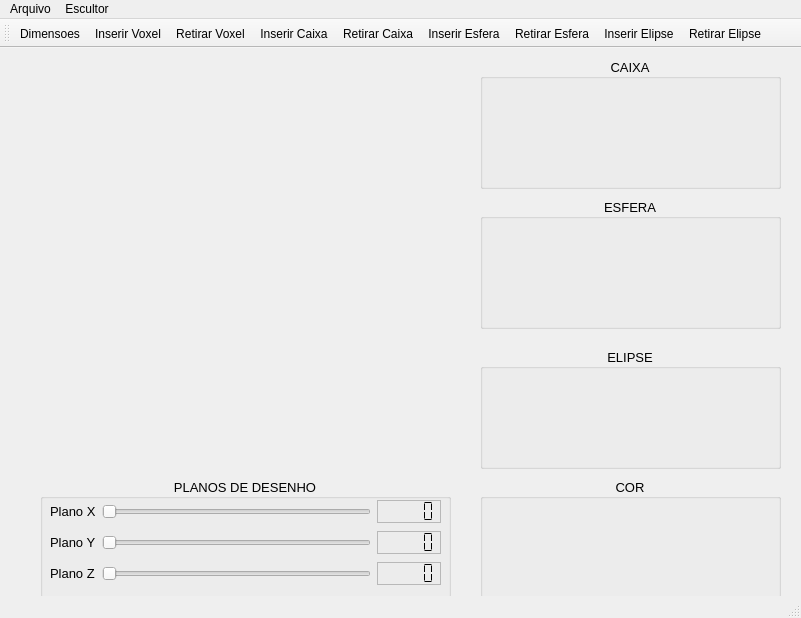
The window that mainwindow.ui (matheusmfrb/Escultor_Parte_3) describes before a commit, drawn with Qt 5.
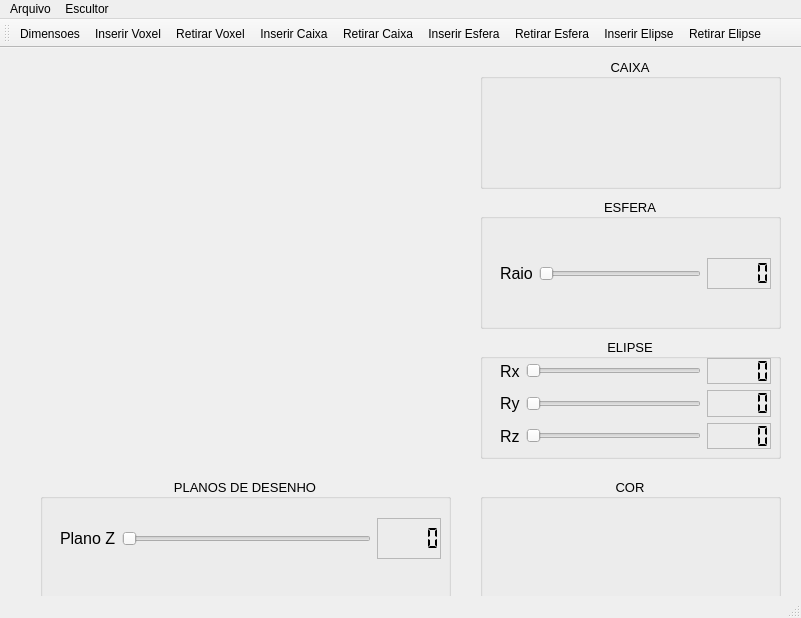
The same window after the commit. Custom widgets are drawn as their Qt base class.

What changed in the file:
```diff
--- a/mainwindow.ui
+++ b/mainwindow.ui
@@ -44,80 +44,37 @@
     <property name="alignment">
      <set>Qt::AlignCenter</set>
     </property>
-    <widget class="QWidget" name="layoutWidget">
+    <widget class="QWidget" name="">
      <property name="geometry">
       <rect>
-       <x>10</x>
-       <y>20</y>
-       <width>391</width>
-       <height>91</height>
+       <x>20</x>
+       <y>40</y>
+       <width>381</width>
+       <height>41</height>
       </rect>
      </property>
-     <layout class="QGridLayout" name="gridLayout">
-      <item row="0" column="0">
-       <widget class="QLabel" name="labelX">
-        <property name="text">
-         <string>Plano X</string>
+     <layout class="QHBoxLayout" name="horizontalLayout_6">
+      <item>
+       <widget class="QLabel" name="label">
+        <property name="font">
+         <font>
+          <pointsize>12</pointsize>
+         </font>
         </property>
-       </widget>
-      </item>
-      <item row="0" column="1">
-       <widget class="QSlider" name="horizontalSliderX">
-        <property name="orientation">
-         <enum>Qt::Horizontal</enum>
-        </property>
-       </widget>
-      </item>
-      <item row="0" column="2">
-       <widget class="QLCDNumber" name="lcdNumberX">
-        <property name="frameShape">
-         <enum>QFrame::StyledPanel</enum>
-        </property>
-        <property name="segmentStyle">
-         <enum>QLCDNumber::Flat</enum>
-        </property>
-       </widget>
-      </item>
-      <item row="1" column="0">
-       <widget class="QLabel" name="labelY">
-        <property name="text">
-         <string>Plano Y</string>
-        </property>
-       </widget>
-      </item>
-      <item row="1" column="1">
-       <widget class="QSlider" name="horizontalSliderY">
-        <property name="orientation">
-         <enum>Qt::Horizontal</enum>
-        </property>
-       </widget>
-      </item>
-      <item row="1" column="2">
-       <widget class="QLCDNumber" name="lcdNumberY">
-        <property name="frameShape">
-         <enum>QFrame::StyledPanel</enum>
-        </property>
-        <property name="segmentStyle">
-         <enum>QLCDNumber::Flat</enum>
-        </property>
-       </widget>
-      </item>
-      <item row="2" column="0">
-       <widget class="QLabel" name="labelZ">
         <property name="text">
          <string>Plano Z</string>
         </property>
        </widget>
       </item>
-      <item row="2" column="1">
-       <widget class="QSlider" name="horizontalSliderZ">
+      <item>
+       <widget class="QSlider" name="horizontalSliderPlanoZ">
         <property name="orientation">
          <enum>Qt::Horizontal</enum>
         </property>
        </widget>
       </item>
-      <item row="2" column="2">
-       <widget class="QLCDNumber" name="lcdNumberZ">
+      <item>
+       <widget class="QLCDNumber" name="lcdNumberPlanoZ">
         <property name="frameShape">
          <enum>QFrame::StyledPanel</enum>
         </property>
@@ -170,12 +127,53 @@
     <property name="alignment">
      <set>Qt::AlignCenter</set>
     </property>
+    <widget class="QWidget" name="layoutWidget">
+     <property name="geometry">
+      <rect>
+       <x>20</x>
+       <y>60</y>
+       <width>271</width>
+       <height>31</height>
+      </rect>
+     </property>
+     <layout class="QHBoxLayout" name="horizontalLayout">
+      <item>
+       <widget class="QLabel" name="labelEsfera">
+        <property name="font">
+         <font>
+          <pointsize>12</pointsize>
+         </font>
+        </property>
+        <property name="text">
+         <string>Raio</string>
+        </property>
+       </widget>
+      </item>
+      <item>
+       <widget class="QSlider" name="horizontalSliderEsfera">
+        <property name="orientation">
+         <enum>Qt::Horizontal</enum>
+        </property>
+       </widget>
+      </item>
+      <item>
+       <widget class="QLCDNumber" name="lcdNumberEsfera">
+        <property name="frameShape">
+         <enum>QFrame::StyledPanel</enum>
+        </property>
+        <property name="segmentStyle">
+         <enum>QLCDNumber::Flat</enum>
+        </property>
+       </widget>
+      </item>
+     </layout>
+    </widget>
    </widget>
    <widget class="QGroupBox" name="groupBoxElipse">
     <property name="geometry">
      <rect>
       <x>480</x>
-      <y>300</y>
+      <y>290</y>
       <width>301</width>
       <height>121</height>
      </rect>
@@ -191,6 +189,117 @@
     <property name="alignment">
      <set>Qt::AlignCenter</set>
     </property>
+    <widget class="QWidget" name="layoutWidget">
+     <property name="geometry">
+      <rect>
+       <x>20</x>
+       <y>20</y>
+       <width>271</width>
+       <height>91</height>
+      </rect>
+     </property>
+     <layout class="QVBoxLayout" name="verticalLayout">
+      <item>
+       <layout class="QHBoxLayout" name="horizontalLayout_2">
+        <item>
+         <widget class="QLabel" name="label_2">
+          <property name="font">
+           <font>
+            <pointsize>12</pointsize>
+           </font>
+          </property>
+          <property name="text">
+           <string>Rx</string>
+          </property>
+         </widget>
+        </item>
+        <item>
+         <widget class="QSlider" name="horizontalSlider">
+          <property name="orientation">
+           <enum>Qt::Horizontal</enum>
+          </property>
+         </widget>
+        </item>
+        <item>
+         <widget class="QLCDNumber" name="lcdNumber">
+          <property name="frameShape">
+           <enum>QFrame::StyledPanel</enum>
+          </property>
+          <property name="segmentStyle">
+           <enum>QLCDNumber::Flat</enum>
+          </property>
+         </widget>
+        </item>
+       </layout>
+      </item>
+      <item>
+       <layout class="QHBoxLayout" name="horizontalLayout_3">
+        <item>
+         <widget class="QLabel" name="label_3">
+          <property name="font">
+           <font>
+            <pointsize>12</pointsize>
+           </font>
+          </property>
+          <property name="text">
+           <string>Ry</string>
+          </property>
+         </widget>
+        </item>
+        <item>
+         <widget class="QSlider" name="horizontalSlider_2">
+          <property name="orientation">
+           <enum>Qt::Horizontal</enum>
+          </property>
+         </widget>
+        </item>
+        <item>
+         <widget class="QLCDNumber" name="lcdNumber_2">
+          <property name="frameShape">
+           <enum>QFrame::StyledPanel</enum>
+          </property>
+          <property name="segmentStyle">
+           <enum>QLCDNumber::Flat</enum>
+          </property>
+         </widget>
+        </item>
+       </layout>
+      </item>
+      <item>
+       <layout class="QHBoxLayout" name="horizontalLayout_4">
+        <item>
+         <widget class="QLabel" name="label_4">
+          <property name="font">
+           <font>
+            <pointsize>12</pointsize>
+           </font>
+          </property>
+          <property name="text">
+           <string>Rz</string>
+          </property>
+         </widget>
+        </item>
+        <item>
+         <widget class="QSlider" name="horizontalSlider_3">
+          <property name="orientation">
+           <enum>Qt::Horizontal</enum>
+          </property>
+         </widget>
+        </item>
+        <item>
+         <widget class="QLCDNumber" name="lcdNumber_3">
+          <property name="frameShape">
+           <enum>QFrame::StyledPanel</enum>
+          </property>
+          <property name="segmentStyle">
+           <enum>QLCDNumber::Flat</enum>
+          </property>
+         </widget>
+        </item>
+       </layout>
+      </item>
+     </layout>
+    </widget>
    </widget>
    <widget class="QGroupBox" name="groupBoxCor">
     <property name="geometry">
```
Left out of the diff: 70 changed lines with no effect on the pictures.
